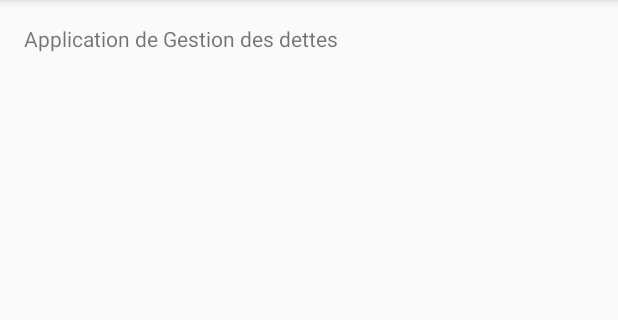
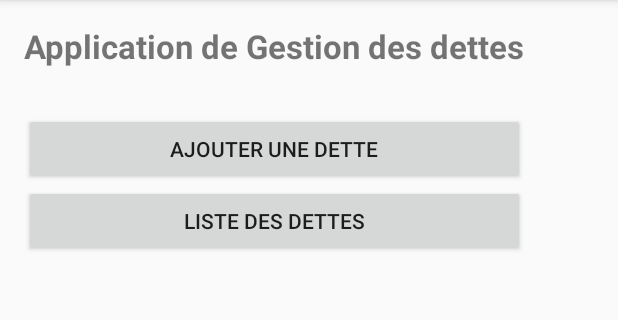
Before and after one commit to EpsiEtienneJ/Gestiondettes, an Android app: the screen it shows after launch (MainActivity), on a phone screen of 412 x 824 dp, the part 84-404 px from its top. Run offline under Robolectric (Android 15) with nearby library versions, the phone set to English and light mode, and no system bars.

Commit message:
interface de l'accueil et création de la 2ème page

```diff
--- a/dettes/src/main/AndroidManifest.xml
+++ b/dettes/src/main/AndroidManifest.xml
@@ -16,6 +16,10 @@
                 <category android:name="android.intent.category.LAUNCHER" />
             </intent-filter>
         </activity>
+        <activity
+            android:name="epsi.dettes.listDettes"
+            android:label="@string/title_activity_list_dettes" >
+        </activity>
     </application>
 
 </manifest>
--- a/dettes/src/main/res/layout/fragment_main.xml
+++ b/dettes/src/main/res/layout/fragment_main.xml
@@ -11,6 +11,33 @@
     <TextView
         android:text="@string/title"
         android:layout_width="wrap_content"
-        android:layout_height="wrap_content" />
+        android:layout_height="wrap_content"
+        android:textStyle="bold"
+        android:textSize="22dp"
+        android:textIsSelectable="false"
+        android:id="@+id/textView" />
+
+    <Button
+        android:layout_width="wrap_content"
+        android:layout_height="wrap_content"
+        android:text="Ajouter une dette"
+        android:id="@+id/button"
+        android:layout_below="@+id/textView"
+        android:layout_alignParentLeft="true"
+        android:layout_alignParentStart="true"
+        android:layout_marginTop="30dp"
+        android:layout_alignRight="@+id/textView"
+        android:layout_alignEnd="@+id/textView" />
+
+    <Button
+        android:layout_width="wrap_content"
+        android:layout_height="wrap_content"
+        android:text="Liste des dettes"
+        android:id="@+id/button2"
+        android:layout_below="@+id/button"
+        android:layout_alignParentLeft="true"
+        android:layout_alignParentStart="true"
+        android:layout_alignRight="@+id/button"
+        android:layout_alignEnd="@+id/button" />
 
 </RelativeLayout>
--- a/dettes/src/main/res/values/strings.xml
+++ b/dettes/src/main/res/values/strings.xml
@@ -4,5 +4,8 @@
     <string name="app_name">Gestiondettes</string>
     <string name="title">Application de Gestion des dettes</string>
     <string name="action_settings">Settings</string>
+    <string name="title_activity_list_dettes">listDettes</string>
+    <string name="title_list_dettes">Liste des Dettes</string>
+    <string name="hello_world">Hello world!</string>
 
 </resources>
```
Also changed, not shown: dettes/src/main/java/epsi/dettes/listDettes.java (added, +65 -0 lines), dettes/src/main/res/layout/activity_list_dettes.xml (added, +7 -0 lines), dettes/src/main/res/layout/fragment_list_dettes.xml (added, +19 -0 lines), dettes/src/main/res/menu/list_dettes.xml (added, +10 -0 lines), 2 other files.
